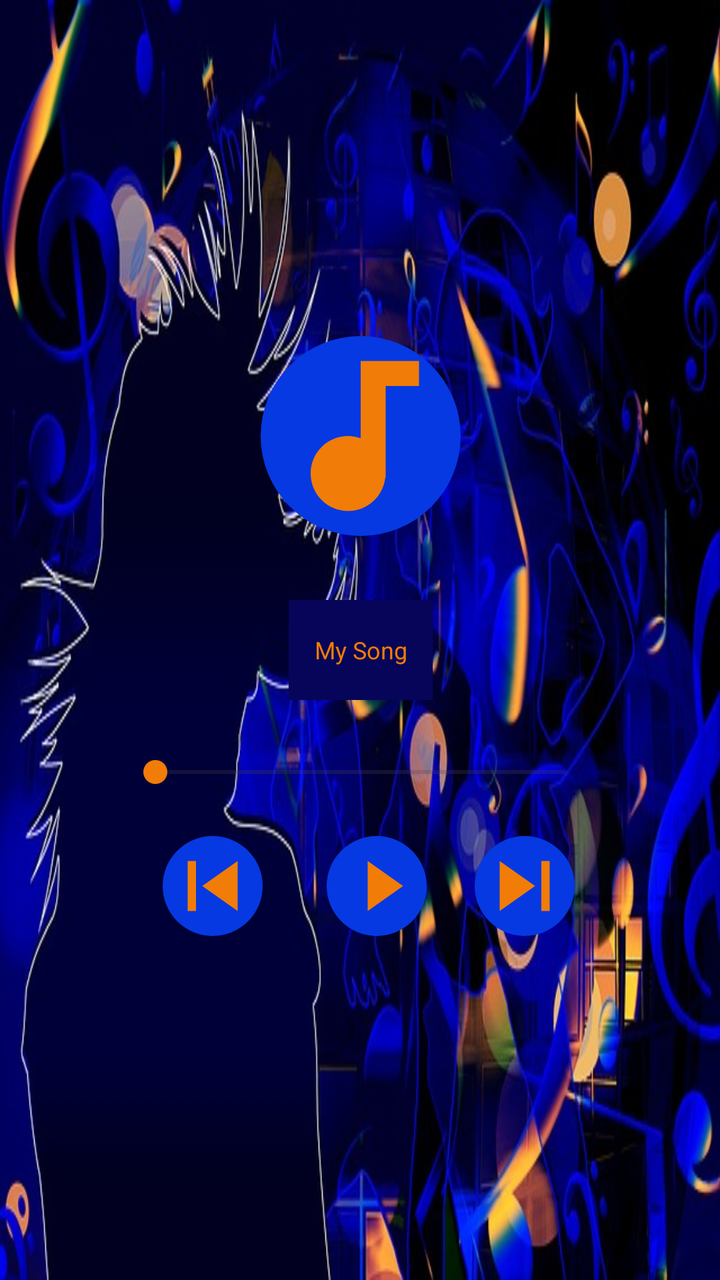
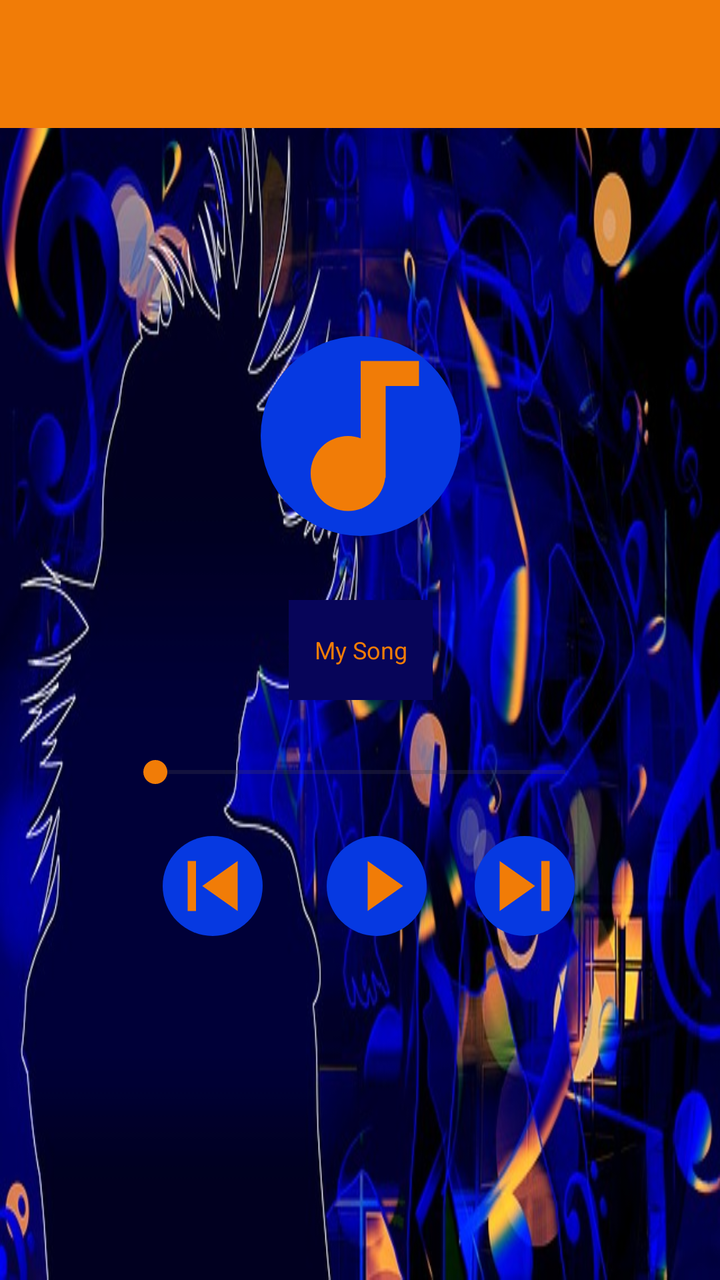

Compare the two renders of this Android layout. The source of the first and the diff that turns it into the second are given below.
<!-- AndroidManifest.xml: application theme Theme.57Lesson_audio -->
<!-- res/layout/activity_main.xml -->
<?xml version="1.0" encoding="utf-8"?>
<androidx.constraintlayout.widget.ConstraintLayout xmlns:android="http://schemas.android.com/apk/res/android"
    xmlns:app="http://schemas.android.com/apk/res-auto"
    xmlns:tools="http://schemas.android.com/tools"
    android:layout_width="match_parent"
    android:layout_height="match_parent"
    android:background="@drawable/background"
    android:contextClickable="false"
    android:textAlignment="textEnd"
    tools:context=".MainActivity">


    <SeekBar
        android:id="@+id/volumeSeekBar"
        android:layout_width="237dp"
        android:layout_height="24dp"
        android:layout_marginTop="24dp"
        android:progressTint="@color/dark_orange"
        android:thumbTint="@color/dark_orange"
        app:layout_constraintEnd_toEndOf="parent"
        app:layout_constraintStart_toStartOf="parent"
        app:layout_constraintTop_toBottomOf="@+id/textViewSong" />

    <TextView
        android:id="@+id/textViewSong"
        android:layout_width="72dp"
        android:layout_height="50dp"
        android:layout_marginTop="300dp"
        android:background="@color/black_blue"
        android:gravity="center"
        android:text="My Song"
        android:textAlignment="center"
        android:textColor="@color/dark_orange"
        android:textSize="12sp"
        app:layout_constraintEnd_toEndOf="@+id/volumeSeekBar"
        app:layout_constraintStart_toStartOf="@+id/volumeSeekBar"
        app:layout_constraintTop_toTopOf="parent" />

    <ImageView
        android:id="@+id/skipLeftBackground"
        android:layout_width="50dp"
        android:layout_height="50dp"
        android:layout_marginTop="20dp"
        android:background="@drawable/circle"
        app:layout_constraintEnd_toEndOf="parent"
        app:layout_constraintHorizontal_bias="0.262"
        app:layout_constraintStart_toStartOf="parent"
        app:layout_constraintTop_toBottomOf="@+id/volumeSeekBar" />

    <ImageButton
        android:id="@+id/skipLeftButton"
        android:layout_width="50dp"
        android:layout_height="50dp"
        android:layout_marginTop="20dp"
        android:background="@drawable/skip_left"
        app:layout_constraintEnd_toEndOf="parent"
        app:layout_constraintHorizontal_bias="0.262"
        app:layout_constraintStart_toStartOf="parent"
        app:layout_constraintTop_toBottomOf="@+id/volumeSeekBar" />

    <ImageView
        android:id="@+id/playBack"
        android:layout_width="50dp"
        android:layout_height="50dp"
        android:layout_marginStart="32dp"
        android:layout_marginTop="20dp"
        android:background="@drawable/circle"
        app:layout_constraintStart_toEndOf="@+id/skipLeftButton"
        app:layout_constraintTop_toBottomOf="@+id/volumeSeekBar" />

    <Button
        android:id="@+id/playButton"
        android:layout_width="50dp"
        android:layout_height="50dp"
        android:layout_marginStart="40dp"
        android:layout_marginTop="20dp"
        android:background="@drawable/play"
        android:textColorLink="@color/design_default_color_primary"
        app:layout_constraintStart_toEndOf="@+id/skipLeftButton"
        app:layout_constraintTop_toBottomOf="@+id/volumeSeekBar" />

    <ImageView
        android:id="@+id/skipRightBack"
        android:layout_width="50dp"
        android:layout_height="50dp"
        android:layout_marginStart="16dp"
        android:layout_marginTop="20dp"
        android:background="@drawable/circle"
        app:layout_constraintStart_toEndOf="@+id/playButton"
        app:layout_constraintTop_toBottomOf="@+id/volumeSeekBar" />


    <ImageButton
        android:id="@+id/skipRightButton"
        android:layout_width="50dp"
        android:layout_height="50dp"
        android:layout_marginStart="16dp"
        android:layout_marginTop="20dp"
        android:background="@drawable/skip_right"
        app:layout_constraintStart_toEndOf="@+id/playButton"
        app:layout_constraintTop_toBottomOf="@+id/volumeSeekBar" />

    <ImageView
        android:id="@+id/clefBack"
        android:layout_width="100dp"
        android:layout_height="100dp"
        android:layout_marginBottom="32dp"
        android:background="@drawable/circle"
        app:layout_constraintBottom_toTopOf="@+id/textViewSong"
        app:layout_constraintEnd_toEndOf="@+id/textViewSong"
        app:layout_constraintStart_toStartOf="@+id/textViewSong"
         />

    <ImageView
        android:id="@+id/clef"
        android:layout_width="100dp"
        android:layout_height="100dp"
        android:layout_marginBottom="32dp"
        app:layout_constraintBottom_toTopOf="@+id/textViewSong"
        app:layout_constraintEnd_toEndOf="@+id/textViewSong"
        app:layout_constraintStart_toStartOf="@+id/textViewSong"
        app:srcCompat="@drawable/clef" />


</androidx.constraintlayout.widget.ConstraintLayout>
<!-- resources referenced by this layout -->
<resources>
  <color name="black_blue">#070559</color>
  <color name="dark_orange">#f17c07</color>
  <!-- drawable background: jpg bitmap (drawable, 78062 bytes) -->
  <!-- drawable circle (drawable) -->
  <?xml version="1.0" encoding="utf-8"?>
  <shape xmlns:android="http://schemas.android.com/apk/res/android"
      android:shape="oval">
      <solid
          android:color="@color/dark_blue"/>
      <size
          android:height="120dp"
          android:width="120dp"/>
  
  
  </shape>
  <!-- drawable clef (drawable) -->
  <vector xmlns:android="http://schemas.android.com/apk/res/android" android:height="24dp" android:tint="#F17C07" android:viewportHeight="24" android:viewportWidth="24" android:width="24dp">
        
      <path android:fillColor="@android:color/white" android:pathData="M12,3v9.28c-0.47,-0.17 -0.97,-0.28 -1.5,-0.28C8.01,12 6,14.01 6,16.5S8.01,21 10.5,21c2.31,0 4.2,-1.75 4.45,-4H15V6h4V3h-7z"/>
      
  </vector>
  <!-- drawable play (drawable) -->
  <vector xmlns:android="http://schemas.android.com/apk/res/android" android:height="24dp" android:tint="#F17C07" android:viewportHeight="24" android:viewportWidth="24" android:width="24dp">
        
      <path android:fillColor="@android:color/holo_red_dark" android:pathData="M14.5,12l-8.5,6L6,6z"/>
      
  </vector>
  <!-- drawable skip_left (drawable) -->
  <vector xmlns:android="http://schemas.android.com/apk/res/android" android:height="24dp" android:tint="#F17C07" android:viewportHeight="24" android:viewportWidth="24" android:width="24dp">
        
      <path android:fillColor="@android:color/white" android:pathData="M6,6h2v12L6,18zM9.5,12l8.5,6L18,6z"/>
      
  </vector>
  <!-- drawable skip_right (drawable) -->
  <vector xmlns:android="http://schemas.android.com/apk/res/android" android:height="24dp" android:tint="#F17C07" android:viewportHeight="24" android:viewportWidth="24" android:width="24dp">
        
      <path android:fillColor="@android:color/white" android:pathData="M18,6h-2v12h2zM14.5,12l-8.5,6L6,6z"/>
      
  </vector>
  <style name="Theme.57Lesson_audio" parent="Base.Theme.57Lesson_audio" />
  <color name="dark_blue">#0639E1</color>
  <style name="Base.Theme.57Lesson_audio" parent="Theme.Material3.DayNight.NoActionBar">
      <item name="colorPrimary">@color/dark_orange</item>
      <item name="colorPrimaryDark">@color/black_blue</item>
      <item name="colorAccent">@color/dark_orange</item>
  </style>
</resources>

<!-- the commit's change to res/layout/activity_main.xml (unified diff, before → after) -->
@@ -8,6 +8,15 @@
     android:contextClickable="false"
     android:textAlignment="textEnd"
     tools:context=".MainActivity">
+
+    <androidx.appcompat.widget.Toolbar
+        android:id="@+id/toolbar"
+        android:layout_width="match_parent"
+        android:layout_height="wrap_content"
+        android:background="?attr/colorPrimary"
+        android:title="Мое приложение"
+        android:titleTextColor="@android:color/white" />
+
 
 
     <SeekBar
